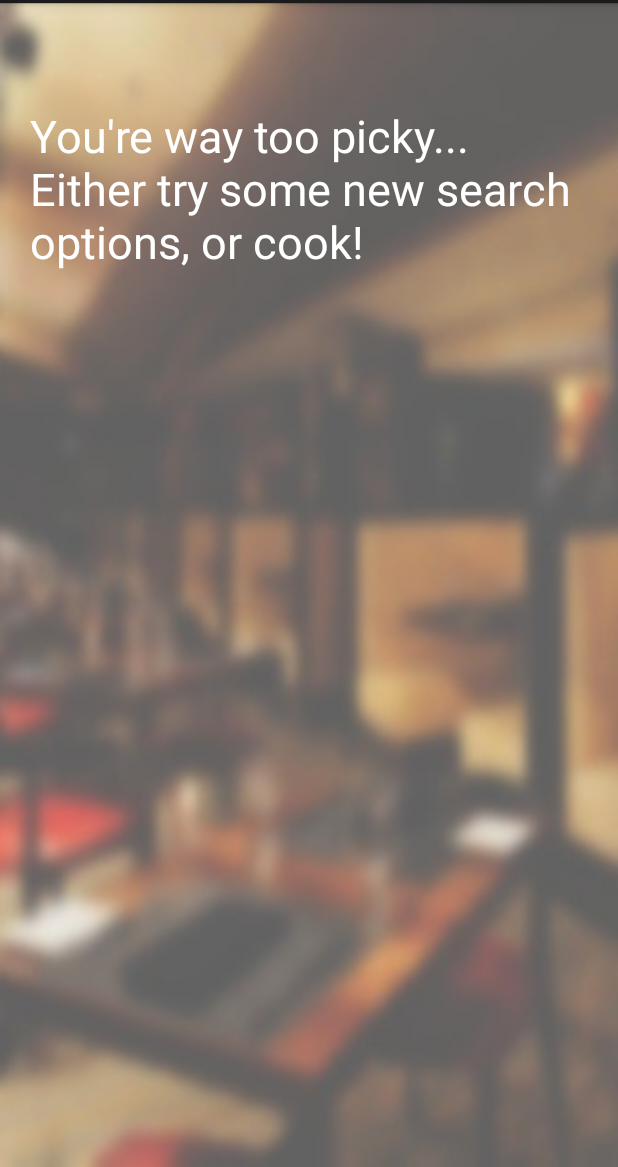
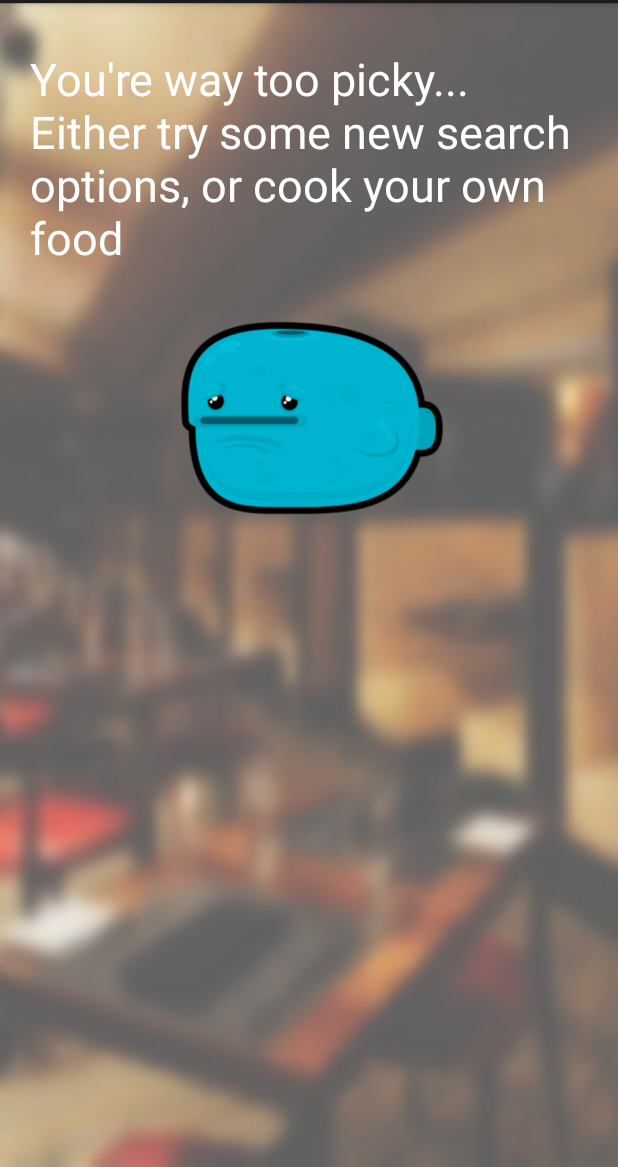
Before and after one commit to calren/Android_EatNow, an Android app: the layout fragment_end.xml on its own in the app's theme, with its tools: preview values and no code run, on a phone screen of 412 x 824 dp, the part 69-1236 px from its top. Run offline under Robolectric (Android 15) with nearby library versions, the phone set to English and light mode, and no system bars.

```diff
--- a/app/src/main/java/com/caren/eatnow/activities/BrowseActivity.java
+++ b/app/src/main/java/com/caren/eatnow/activities/BrowseActivity.java
@@ -65,7 +65,6 @@ public class BrowseActivity extends FragmentActivity {
     }
 
     private void setUpItems() {
-
         ivYes = (RelativeLayout) findViewById(R.id.rlYes);
         ivNo = (RelativeLayout) findViewById(R.id.rlNo);
     }
@@ -75,7 +74,6 @@ public class BrowseActivity extends FragmentActivity {
             numOfResultToShow++;
             startFragment();
         }
-
     }
 
     public void onClickYes(View view) {
--- a/app/src/main/res/layout/fragment_end.xml
+++ b/app/src/main/res/layout/fragment_end.xml
@@ -10,12 +10,20 @@
         android:paddingLeft="20dp"
         android:layout_width="wrap_content"
         android:layout_height="wrap_content"
-        android:text="You're way too picky... Either try some new search options, or cook!"
+        android:text="You're way too picky... Either try some new search options, or cook your own food"
         android:id="@+id/textView"
         android:layout_alignParentTop="true"
         android:layout_centerHorizontal="true"
-        android:layout_marginTop="68dp"
+        android:layout_marginTop="30dp"
         android:textSize="30dp"
         android:textColor="#FFF"
         android:layout_centerInParent="true"/>
+
+    <ImageView
+        android:layout_width="200dp"
+        android:layout_height="200dp"
+        android:id="@+id/imageView"
+        android:layout_below="@+id/textView"
+        android:src="@drawable/sadwhale"
+        android:layout_centerHorizontal="true" />
 </RelativeLayout>
```
Also changed, not shown: app/src/main/res/drawable/sadwhale.png (added), 3 other files.
